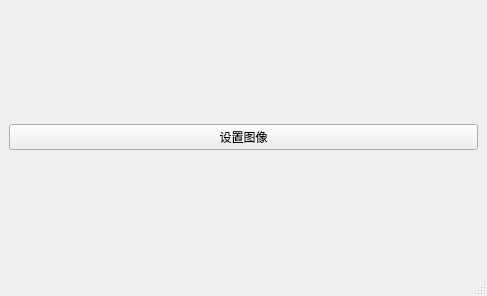
The window that mainwindow.ui (wondron/graphics) describes before a commit, drawn with Qt 5.
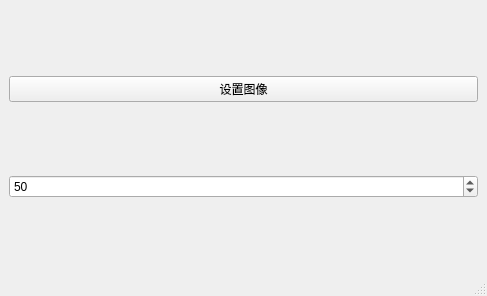
The same window after the commit.

Patch:
```diff
--- a/mainwindow.ui
+++ b/mainwindow.ui
@@ -25,6 +25,13 @@
       </property>
      </widget>
     </item>
+    <item>
+     <widget class="QSpinBox" name="spinBox">
+      <property name="value">
+       <number>50</number>
+      </property>
+     </widget>
+    </item>
     <item>
      <layout class="QVBoxLayout" name="ver_layout"/>
     </item>
```
